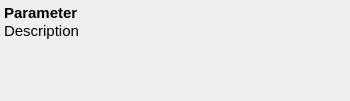
Old version of the form src/parameter/ParameterEntryWidget.ui in the repository openscad/openscad.
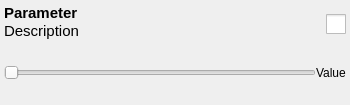
New version of the form. The open tabs and pages were chosen to show the change.

Commit message: clean up the namings, increase the size of the checkbox

```diff
--- a/src/parameter/ParameterEntryWidget.ui
+++ b/src/parameter/ParameterEntryWidget.ui
@@ -7,7 +7,7 @@
     <x>0</x>
     <y>0</y>
     <width>350</width>
-    <height>101</height>
+    <height>105</height>
    </rect>
   </property>
   <property name="sizePolicy">
@@ -77,7 +77,7 @@
        <property name="currentIndex">
         <number>4</number>
        </property>
-       <widget class="QWidget" name="pageCheckBox_2">
+       <widget class="QWidget" name="pageCheckBox">
         <property name="sizePolicy">
          <sizepolicy hsizetype="MinimumExpanding" vsizetype="MinimumExpanding">
           <horstretch>0</horstretch>
@@ -111,6 +111,12 @@
            <property name="layoutDirection">
             <enum>Qt::RightToLeft</enum>
            </property>
+           <property name="styleSheet">
+            <string notr="true">QCheckBox::indicator {
+width: 20px;
+height: 20px;
+}</string>
+           </property>
            <property name="text">
             <string/>
            </property>
@@ -118,64 +124,7 @@
          </item>
         </layout>
        </widget>
-       <widget class="QWidget" name="pageSlider_2">
-        <layout class="QGridLayout" name="gridLayout_7">
-         <property name="leftMargin">
-          <number>0</number>
-         </property>
-         <property name="topMargin">
-          <number>0</number>
-         </property>
-         <property name="rightMargin">
-          <number>0</number>
-         </property>
-         <property name="bottomMargin">
-          <number>0</number>
-         </property>
-         <property name="spacing">
-          <number>0</number>
-         </property>
-        </layout>
-       </widget>
-       <widget class="QWidget" name="pageComboBox_2">
-        <layout class="QGridLayout" name="gridLayout_8">
-         <property name="leftMargin">
-          <number>0</number>
-         </property>
-         <property name="topMargin">
-          <number>0</number>
-         </property>
-         <property name="rightMargin">
-          <number>0</number>
-         </property>
-         <property name="bottomMargin">
-          <number>0</number>
-         </property>
-         <property name="spacing">
-          <number>0</number>
-         </property>
-        </layout>
-       </widget>
-       <widget class="QWidget" name="pageText_2">
-        <layout class="QGridLayout" name="gridLayout_9">
-         <property name="leftMargin">
-          <number>0</number>
-         </property>
-         <property name="topMargin">
-          <number>0</number>
-         </property>
-         <property name="rightMargin">
-          <number>0</number>
-         </property>
-         <property name="bottomMargin">
-          <number>0</number>
-         </property>
-         <property name="spacing">
-          <number>0</number>
-         </property>
-        </layout>
-       </widget>
-       <widget class="QWidget" name="pageVector_2">
+       <widget class="QWidget" name="pageSpin">
         <property name="sizePolicy">
          <sizepolicy hsizetype="MinimumExpanding" vsizetype="MinimumExpanding">
           <horstretch>0</horstretch>
@@ -262,31 +211,6 @@
      <property name="currentIndex">
       <number>0</number>
      </property>
-     <widget class="QWidget" name="pageCheckBox">
-      <property name="sizePolicy">
-       <sizepolicy hsizetype="Minimum" vsizetype="Minimum">
-        <horstretch>0</horstretch>
-        <verstretch>0</verstretch>
-       </sizepolicy>
-      </property>
-      <layout class="QVBoxLayout" name="verticalLayout">
-       <property name="spacing">
-        <number>0</number>
-       </property>
-       <property name="leftMargin">
-        <number>0</number>
-       </property>
-       <property name="topMargin">
-        <number>0</number>
-       </property>
-       <property name="rightMargin">
-        <number>0</number>
-       </property>
-       <property name="bottomMargin">
-        <number>0</number>
-       </property>
-      </layout>
-     </widget>
      <widget class="QWidget" name="pageSlider">
       <property name="sizePolicy">
        <sizepolicy hsizetype="Minimum" vsizetype="Minimum">
```
Left out of the diff: 6 changed lines with no effect on the pictures. The commit also changes 6 other files.
